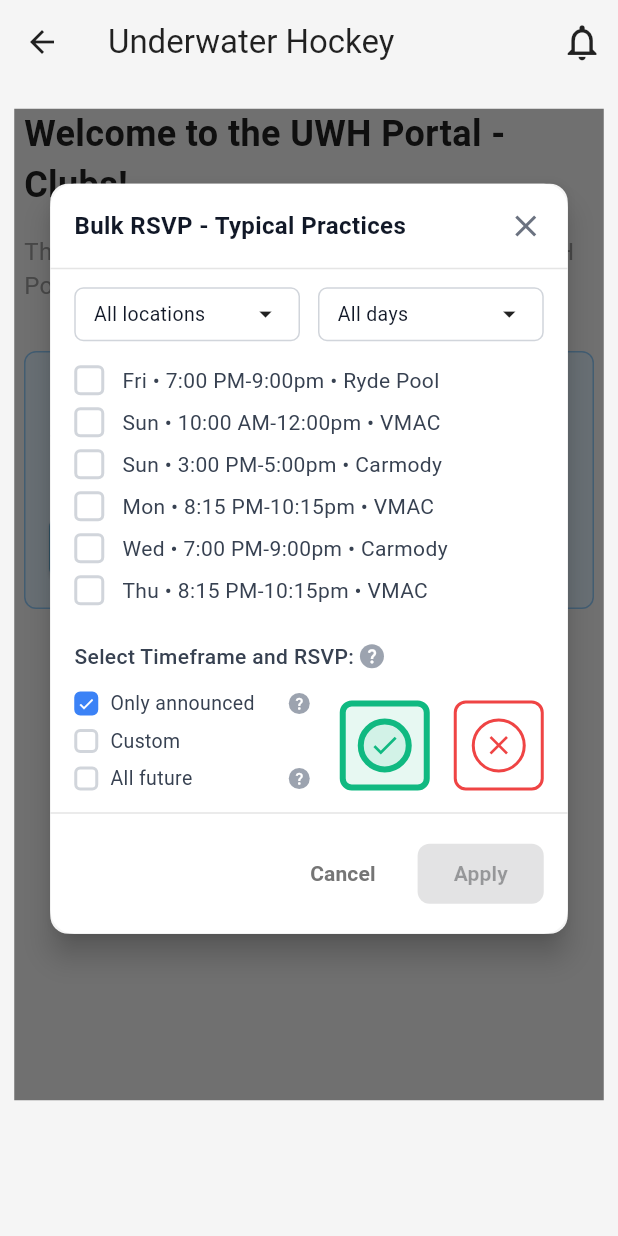
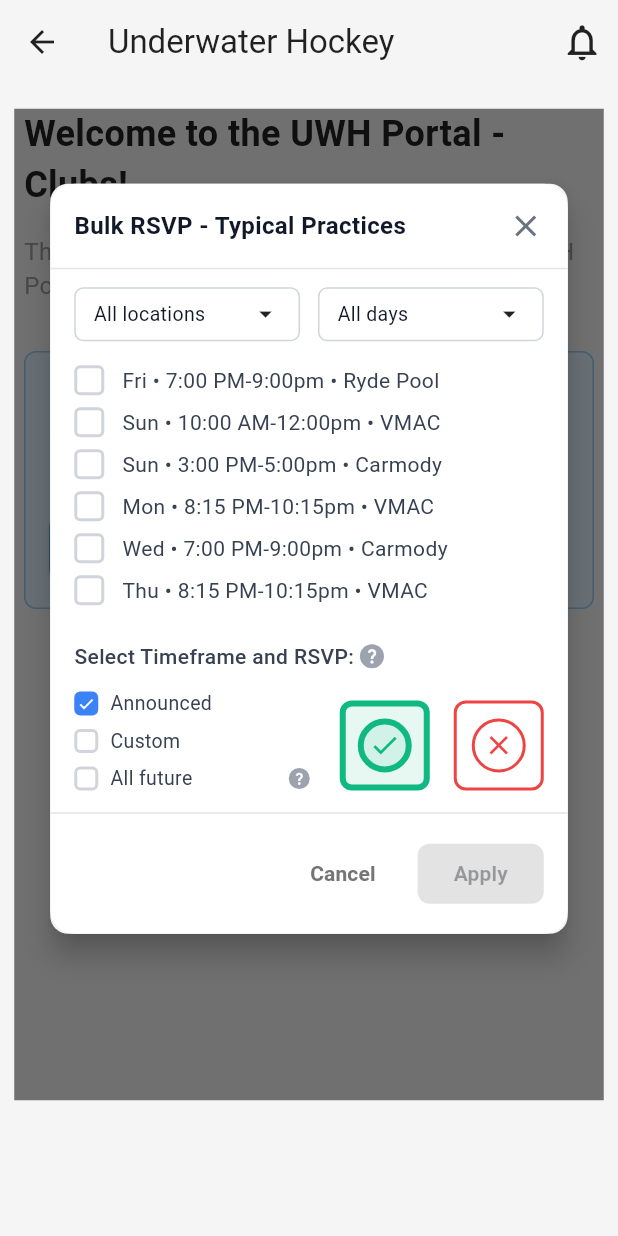
Before and after one commit to AtlantisSports/UWHPortal-Clubs, a Flutter app: the HomeScreen screen opened directly, after a tap on "Try Bulk RSVP", on a phone screen of 412 x 824 dp. Run offline on Flutter 3.47's test engine with Material 3 defaults, Android fonts, the phone set to English and light mode, and no system bars; our stand-ins replace get_it; network calls fail; project files that could hold a hidden picture were left out.

Commit message:
Update project status - fix club detail navigation and add bulk RSVP feature
- Modified club_detail_screen.dart to improve navigation handling
- Updated clubs_repository.dart with better data management
- Enhanced home_screen.dart with improved UI components
- Added new bulk_rsvp feature with complete implementation
- Added home_screen_fixed.dart as backup version

```diff
--- a/lib/features/clubs/club_detail_screen.dart
+++ b/lib/features/clubs/club_detail_screen.dart
@@ -581,12 +581,12 @@ class _BulkRSVPModalState extends State<BulkRSVPModal> {
   final Set<String> _selectedLocations = {'All locations'};
   final Set<String> _selectedDays = {'All days'};
   RSVPStatus _selectedRSVPStatus = RSVPStatus.yes;
-  String _selectedTimeframe = 'Only announced';
+  String _selectedTimeframe = 'Announced'; // Default selection
   DateTime? _customStartDate;
   DateTime? _customEndDate;
 
   final List<String> _locations = ['All locations', 'VMAC', 'Carmody'];
-  final List<String> _timeframes = ['Only announced', 'Custom', 'All future'];
+  final List<String> _timeframes = ['Announced', 'Custom', 'All future'];
 
   List<String> _getAvailableDays() {
     final clubsProvider = Provider.of<ClubsProvider>(context, listen: false);
@@ -1078,7 +1078,7 @@ class _BulkRSVPModalState extends State<BulkRSVPModal> {
                                   ),
                                 ),
                                 // Add tooltip icons for specific timeframes
-                                if (timeframe == 'Only announced' || timeframe == 'All future')
+                                if (timeframe == 'Announced' || timeframe == 'All future')
                                   GestureDetector(
                                     onTap: () => _showTimeframeTooltip(timeframe),
                                     child: Container(
@@ -1161,7 +1161,7 @@ class _BulkRSVPModalState extends State<BulkRSVPModal> {
   void _showTimeframeTooltip(String timeframe) {
     String tooltipText;
     switch (timeframe) {
-      case 'Only announced':
+      case 'Announced':
         tooltipText = 'Applies to all future practices that have been announced/scheduled';
         break;
       case 'All future':
@@ -1395,11 +1395,11 @@ class _BulkRSVPModalState extends State<BulkRSVPModal> {
                       Expanded(
                         child: TextButton(
                           onPressed: () {
-                            // Reset timeframe to "Only announced" when canceling custom date range
+                            // Reset timeframe to "Announced" when canceling custom date range
                             // Close dialog first, then update parent state
                             Navigator.of(context).pop();
                             setState(() {
-                              _selectedTimeframe = 'Only announced';
+                              _selectedTimeframe = 'Announced';
                             });
                           },
                           child: const Text(
--- a/lib/features/clubs/clubs_repository.dart
+++ b/lib/features/clubs/clubs_repository.dart
@@ -225,6 +225,9 @@ class ClubsRepositoryImpl implements ClubsRepository {
               'user123': RSVPStatus.pending, // Current user starts with no selection
               'user456': RSVPStatus.yes,
               'user789': RSVPStatus.maybe,
+              'user101': RSVPStatus.yes,
+              'user202': RSVPStatus.no,
+              'user303': RSVPStatus.yes,
             },
           ),
         ],
--- a/lib/features/home/home_screen.dart
+++ b/lib/features/home/home_screen.dart
@@ -113,12 +113,12 @@ class _BulkRSVPModalState extends State<BulkRSVPModal> {
   final Set<String> _selectedLocations = {'All locations'};
   final Set<String> _selectedDays = {'All days'};
   RSVPStatus _selectedRSVPStatus = RSVPStatus.yes;
-  String _selectedTimeframe = 'Only announced';
+  String _selectedTimeframe = 'Announced';
   DateTime? _customStartDate;
   DateTime? _customEndDate;
 
   final List<String> _locations = ['All locations', 'VMAC', 'Carmody'];
-  final List<String> _timeframes = ['Only announced', 'Custom', 'All future'];
+  final List<String> _timeframes = ['Announced', 'Custom', 'All future'];
 
   List<String> _getAvailableDays() {
     final clubsProvider = Provider.of<ClubsProvider>(context, listen: false);
@@ -833,11 +833,11 @@ class _BulkRSVPModalState extends State<BulkRSVPModal> {
                       Expanded(
                         child: TextButton(
                           onPressed: () {
-                            // Reset timeframe to "Only announced" when canceling custom date range
+                            // Reset timeframe to "Announced" when canceling custom date range
                             // Close dialog first, then update parent state
                             Navigator.of(context).pop();
                             setState(() {
-                              _selectedTimeframe = 'Only announced';
+                              _selectedTimeframe = 'Announced';
                             });
                           },
                           child: const Text(
@@ -881,7 +881,7 @@ class _BulkRSVPModalState extends State<BulkRSVPModal> {
   void _showTimeframeTooltip(String timeframe) {
     String tooltipText;
     switch (timeframe) {
-      case 'Only announced':
+      case 'Announced':
         tooltipText = 'Applies to all future practices that have been announced/scheduled';
         break;
       case 'All future':
```
Also changed, not shown: lib/features/bulk_rsvp/bulk_rsvp_screen_new.dart (added), lib/features/home/home_screen_fixed.dart (added).
